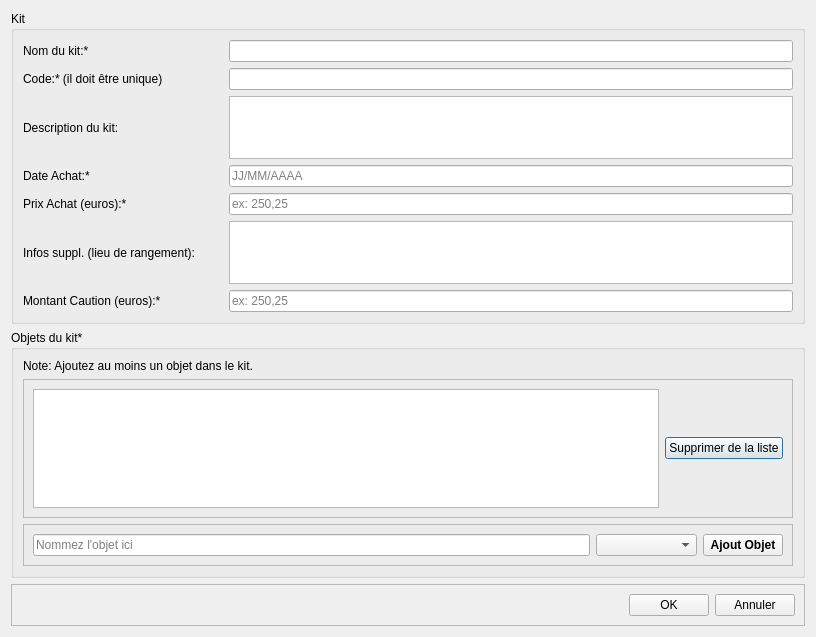
diluxe01/Micro_Brico, file popups/poppupaddkit.ui: the form before one commit.
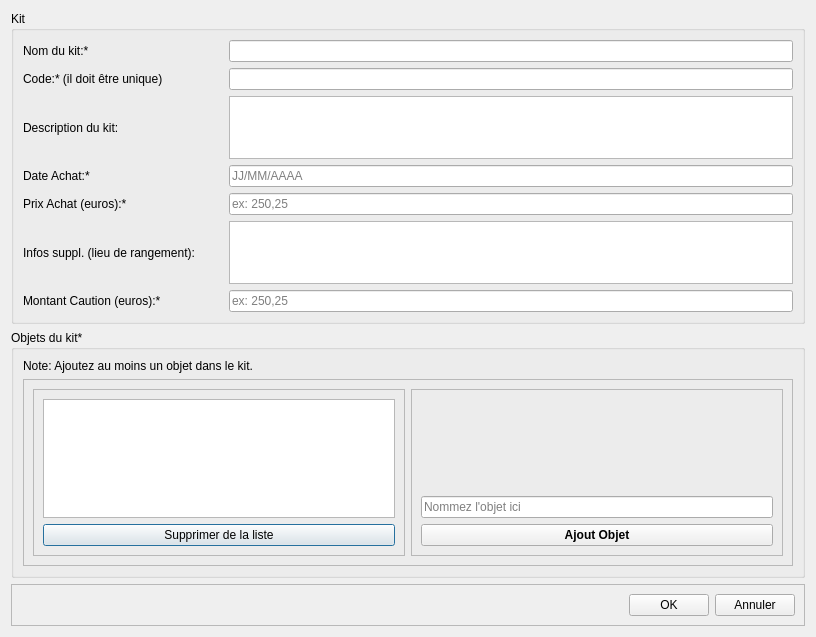
The form after the commit.

```diff
--- a/popups/poppupaddkit.ui
+++ b/popups/poppupaddkit.ui
@@ -242,14 +242,16 @@
         </property>
         <layout class="QHBoxLayout" name="horizontalLayout_2">
          <item>
-          <widget class="QTableWidget" name="tableWidget_itemBasket">
-           <property name="minimumSize">
-            <size>
-             <width>0</width>
-             <height>100</height>
-            </size>
+          <widget class="QFrame" name="frame">
+           <property name="frameShape">
+            <enum>QFrame::StyledPanel</enum>
            </property>
-          </widget>
+           <property name="frameShadow">
+            <enum>QFrame::Raised</enum>
+           </property>
+           <layout class="QVBoxLayout" name="verticalLayout_4">
+            <item>
+             <widget class="QListWidget" name="listWidget_itemBasket"/>
          </item>
          <item>
           <widget class="QPushButton" name="pushButton_deleteitemfromlist">
@@ -262,14 +264,27 @@
        </widget>
       </item>
       <item>
-       <widget class="QFrame" name="frame">
+          <widget class="QFrame" name="frame_3">
         <property name="frameShape">
          <enum>QFrame::StyledPanel</enum>
         </property>
         <property name="frameShadow">
          <enum>QFrame::Raised</enum>
         </property>
-        <layout class="QHBoxLayout" name="horizontalLayout">
+           <layout class="QVBoxLayout" name="verticalLayout_5">
+            <item>
+             <spacer name="verticalSpacer">
+              <property name="orientation">
+               <enum>Qt::Vertical</enum>
+              </property>
+              <property name="sizeHint" stdset="0">
+               <size>
+                <width>20</width>
+                <height>40</height>
+               </size>
+              </property>
+             </spacer>
+            </item>
          <item>
           <widget class="QLineEdit" name="lineEdit_new_item">
            <property name="text">
@@ -280,42 +295,6 @@
            </property>
           </widget>
          </item>
-         <item>
-          <widget class="QComboBox" name="comboBox">
-           <property name="minimumSize">
-            <size>
-             <width>100</width>
-             <height>0</height>
-            </size>
-           </property>
-           <property name="currentText">
-            <string/>
-           </property>
-           <property name="placeholderText">
-            <string>Etat</string>
-           </property>
-           <item>
-            <property name="text">
-             <string comment="new">Comme neuf</string>
-            </property>
-           </item>
-           <item>
-            <property name="text">
-             <string comment="worn">Usé</string>
-            </property>
-           </item>
-           <item>
-            <property name="text">
-             <string comment="broken">Cassé</string>
-            </property>
-           </item>
-           <item>
-            <property name="text">
-             <string>Perdu</string>
-            </property>
-           </item>
-          </widget>
-         </item>
          <item>
           <widget class="QPushButton" name="pushButton_addobject">
            <property name="font">
@@ -326,6 +305,9 @@
            <property name="text">
             <string>Ajout Objet</string>
            </property>
+             </widget>
+            </item>
+           </layout>
           </widget>
          </item>
         </layout>
```
Lines whose indentation alone changed are shown as unchanged.
